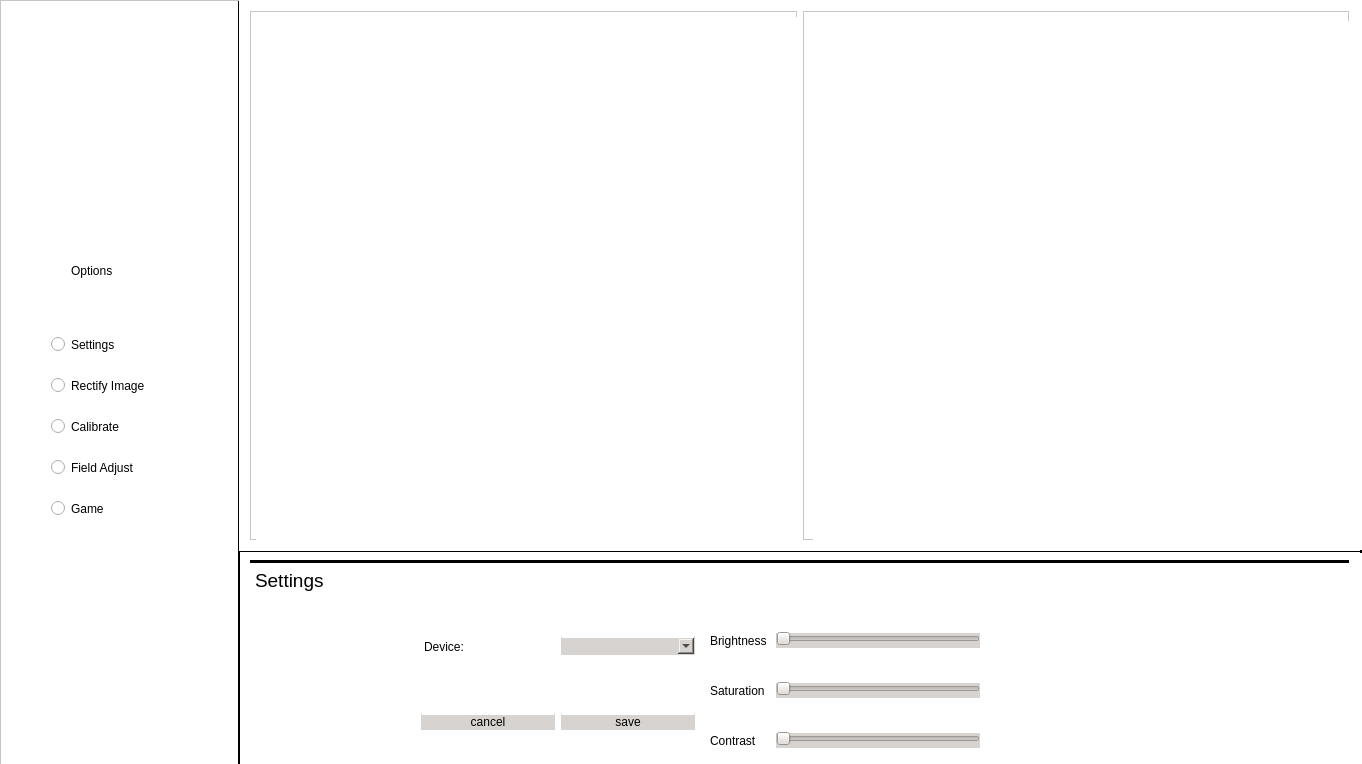
Old version of the form mainwindow.ui in the repository rafaelgp23/InterfaceVSSA.
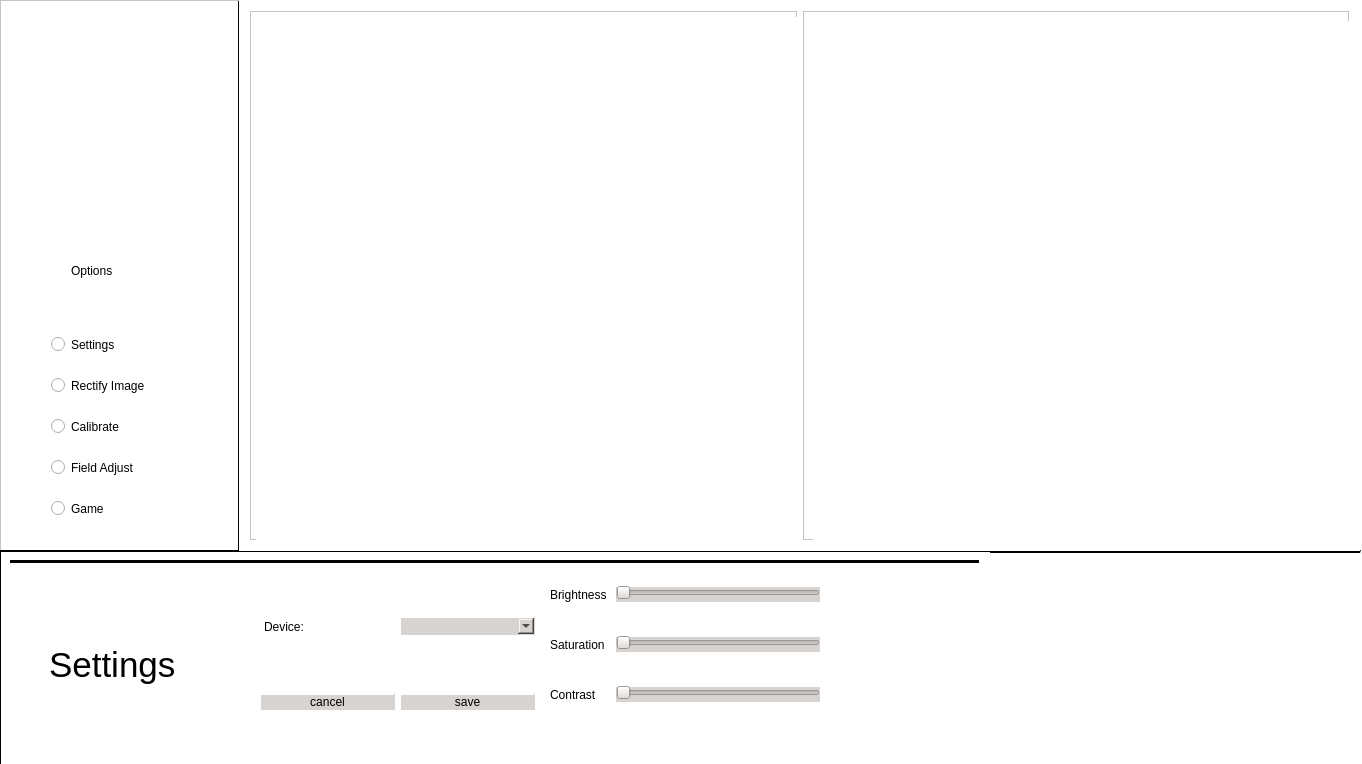
New version of the form. The open tabs and pages were chosen to show the change. Icons and pictures are not drawn.

Commit message: cores nos botoes, dimensao da área debaixo, sei la como chama isso. rsrs aumentei tbm a posiçao de algumas coisas que tava cortando aqui

The edit to the form file:
```diff
--- a/mainwindow.ui
+++ b/mainwindow.ui
@@ -23,7 +23,7 @@
       <x>0</x>
       <y>0</y>
       <width>241</width>
-      <height>771</height>
+      <height>551</height>
      </rect>
     </property>
     <property name="styleSheet">
@@ -211,15 +211,16 @@
    <widget class="QFrame" name="frame_2">
     <property name="geometry">
      <rect>
-      <x>240</x>
+      <x>0</x>
       <y>550</y>
-      <width>1131</width>
+      <width>1361</width>
       <height>221</height>
      </rect>
     </property>
     <property name="styleSheet">
      <string notr="true">background-color: rgb(255, 255, 255);
-border-top: 3px solid black;</string>
+border-top: 3px solid black;
+border-left: 2px solid black</string>
     </property>
     <property name="frameShape">
      <enum>QFrame::StyledPanel</enum>
@@ -232,13 +233,16 @@
       <rect>
        <x>-1</x>
        <y>-1</y>
-       <width>1121</width>
+       <width>991</width>
        <height>221</height>
       </rect>
      </property>
      <layout class="QVBoxLayout" name="verticalLayout_2">
       <item>
        <widget class="QStackedWidget" name="stackedWidget">
+        <property name="styleSheet">
+         <string notr="true">border-left: 2px rgb(0, 0, 0);</string>
+        </property>
         <property name="currentIndex">
          <number>4</number>
         </property>
@@ -249,8 +253,8 @@
          <widget class="QWidget" name="horizontalLayoutWidget">
           <property name="geometry">
            <rect>
-            <x>160</x>
-            <y>30</y>
+            <x>240</x>
+            <y>10</y>
             <width>581</width>
             <height>181</height>
            </rect>
@@ -492,14 +496,14 @@
              <property name="fieldGrowthPolicy">
               <enum>QFormLayout::AllNonFixedFieldsGrow</enum>
              </property>
-             <item row="1" column="0">
+             <item row="0" column="0">
               <widget class="QLabel" name="label_13">
                <property name="text">
                 <string>Brightness</string>
                </property>
               </widget>
              </item>
-             <item row="1" column="1">
+             <item row="0" column="1">
               <widget class="QSlider" name="horizontalSlider_4">
                <property name="styleSheet">
                 <string notr="true">background-color: rgb(215, 211, 208);</string>
@@ -509,7 +513,7 @@
                </property>
               </widget>
              </item>
-             <item row="2" column="1">
+             <item row="1" column="1">
               <spacer name="horizontalSpacer_9">
                <property name="orientation">
                 <enum>Qt::Horizontal</enum>
@@ -522,14 +526,14 @@
                </property>
               </spacer>
              </item>
-             <item row="3" column="0">
+             <item row="2" column="0">
               <widget class="QLabel" name="label_14">
                <property name="text">
                 <string>Saturation</string>
                </property>
               </widget>
              </item>
-             <item row="3" column="1">
+             <item row="2" column="1">
               <widget class="QSlider" name="horizontalSlider_5">
                <property name="styleSheet">
                 <string notr="true">background-color: rgb(215, 211, 208);</string>
@@ -539,7 +543,7 @@
                </property>
               </widget>
              </item>
-             <item row="4" column="1">
+             <item row="3" column="1">
               <spacer name="horizontalSpacer_10">
                <property name="orientation">
                 <enum>Qt::Horizontal</enum>
@@ -552,14 +556,14 @@
                </property>
               </spacer>
              </item>
-             <item row="5" column="0">
+             <item row="4" column="0">
               <widget class="QLabel" name="label_15">
                <property name="text">
                 <string>Contrast</string>
                </property>
               </widget>
              </item>
-             <item row="5" column="1">
+             <item row="4" column="1">
               <widget class="QSlider" name="horizontalSlider_6">
                <property name="styleSheet">
                 <string notr="true">background-color: rgb(215, 211, 208);</string>
@@ -569,19 +573,6 @@
                </property>
               </widget>
              </item>
-             <item row="0" column="1">
-              <spacer name="horizontalSpacer_7">
-               <property name="orientation">
-                <enum>Qt::Horizontal</enum>
-               </property>
-               <property name="sizeHint" stdset="0">
-                <size>
-                 <width>40</width>
-                 <height>20</height>
-                </size>
-               </property>
-              </spacer>
-             </item>
             </layout>
            </item>
           </layout>
@@ -589,15 +580,15 @@
          <widget class="QLabel" name="label_4">
           <property name="geometry">
            <rect>
-            <x>0</x>
-            <y>0</y>
-            <width>81</width>
-            <height>31</height>
+            <x>30</x>
+            <y>70</y>
+            <width>151</width>
+            <height>61</height>
            </rect>
           </property>
           <property name="font">
            <font>
-            <pointsize>14</pointsize>
+            <pointsize>26</pointsize>
            </font>
           </property>
           <property name="text">
```
Left out of the diff: 132 changed lines with no effect on the pictures.
